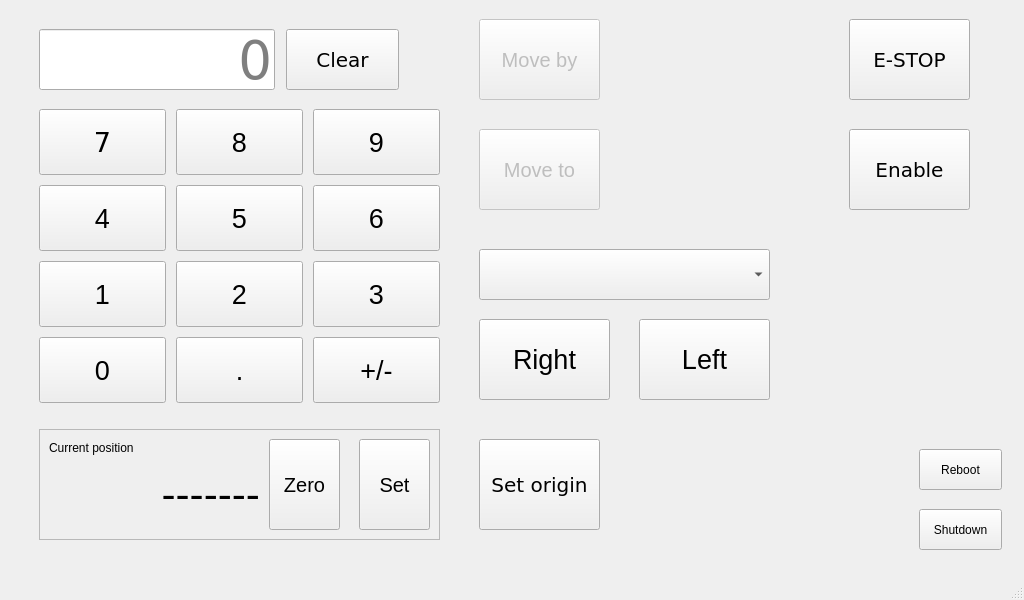
Above: linuxcnc/table_saw/table_saw.ui from andyalexander/electronic_table_saw before the change. Below: the same form after it.
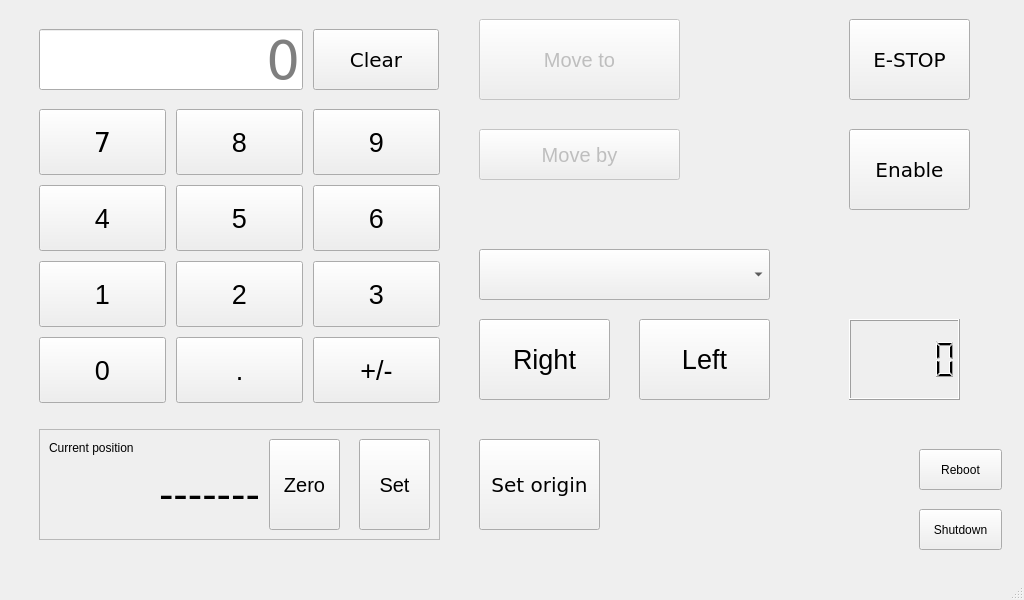
That is the form after the change. Custom widgets are drawn as their Qt base class.

```diff
--- a/linuxcnc/table_saw/table_saw.ui
+++ b/linuxcnc/table_saw/table_saw.ui
@@ -719,7 +719,7 @@
         <rect>
          <x>30</x>
          <y>20</y>
-         <width>236</width>
+         <width>264</width>
          <height>61</height>
         </rect>
        </property>
@@ -771,9 +771,9 @@
        <property name="geometry">
         <rect>
          <x>460</x>
-         <y>10</y>
-         <width>141</width>
-         <height>191</height>
+         <y>0</y>
+         <width>221</width>
+         <height>181</height>
         </rect>
        </property>
        <property name="is_on_status" stdset="0">
@@ -786,9 +786,9 @@
         <property name="geometry">
          <rect>
           <x>10</x>
-          <y>0</y>
-          <width>121</width>
-          <height>81</height>
+          <y>120</y>
+          <width>201</width>
+          <height>51</height>
          </rect>
         </property>
         <property name="font">
@@ -804,8 +804,8 @@
         <property name="geometry">
          <rect>
           <x>10</x>
-          <y>110</y>
-          <width>121</width>
+          <y>10</y>
+          <width>201</width>
           <height>81</height>
          </rect>
         </property>
@@ -1044,7 +1044,7 @@
         <property name="font">
          <font>
           <family>DejaVu Sans</family>
-          <pointsize>29</pointsize>
+          <pointsize>30</pointsize>
           <weight>50</weight>
           <bold>false</bold>
          </font>
@@ -1254,9 +1254,9 @@
       <widget class="QPushButton" name="but_num_clear">
        <property name="geometry">
         <rect>
-         <x>277</x>
+         <x>304</x>
          <y>20</y>
-         <width>113</width>
+         <width>126</width>
          <height>61</height>
         </rect>
        </property>
@@ -1764,6 +1764,16 @@
         <bool>true</bool>
        </property>
       </widget>
+      <widget class="LCDNumber" name="lcdnumber">
+       <property name="geometry">
+        <rect>
+         <x>840</x>
+         <y>310</y>
+         <width>111</width>
+         <height>81</height>
+        </rect>
+       </property>
+      </widget>
      </widget>
     </item>
    </layout>
@@ -1781,6 +1791,11 @@
    <extends>IndicatedPushButton</extends>
    <header>qtvcp.widgets.simple_widgets</header>
   </customwidget>
+  <customwidget>
+   <class>LCDNumber</class>
+   <extends>QLCDNumber</extends>
+   <header>qtvcp.widgets.simple_widgets</header>
+  </customwidget>
   <customwidget>
    <class>LED</class>
    <extends>QWidget</extends>
```
